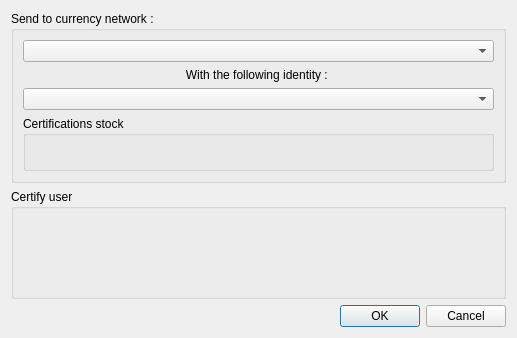
This is src/sakia/gui/dialogs/certification/certification.ui in duniter/sakia as Qt 5 draws it before an edit. The edited form follows.
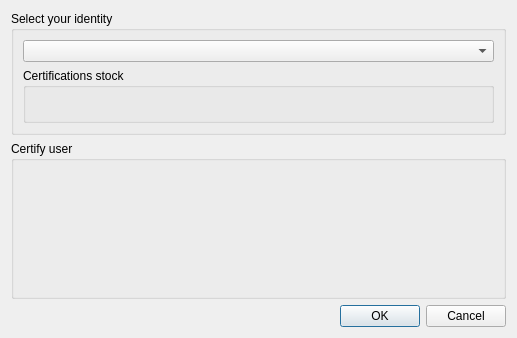
This is the edited form.

What changed in the file:
```diff
--- a/src/sakia/gui/dialogs/certification/certification.ui
+++ b/src/sakia/gui/dialogs/certification/certification.ui
@@ -23,22 +23,9 @@
       </sizepolicy>
      </property>
      <property name="title">
-      <string>Send to currency network :</string>
+      <string>Select your identity</string>
      </property>
      <layout class="QVBoxLayout" name="verticalLayout_2">
-      <item>
-       <widget class="QComboBox" name="combo_currency"/>
-      </item>
-      <item>
-       <widget class="QLabel" name="label">
-        <property name="text">
-         <string>With the following identity : </string>
-        </property>
-        <property name="alignment">
-         <set>Qt::AlignCenter</set>
-        </property>
-       </widget>
-      </item>
       <item>
        <widget class="QComboBox" name="combo_pubkey"/>
       </item>
```
